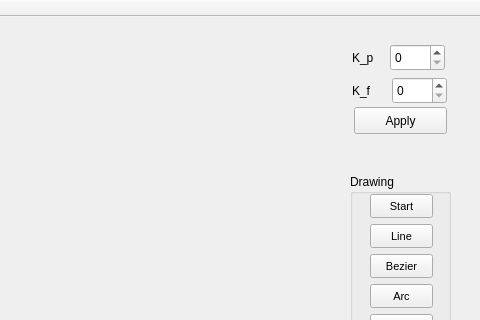
Qt form MotionTest/ui/motion.ui (RoboJackets/robocup-software) before a commit; both pictures show x 526 to 1006 and y 0 to 320 of the 1006 by 722 pixel window.
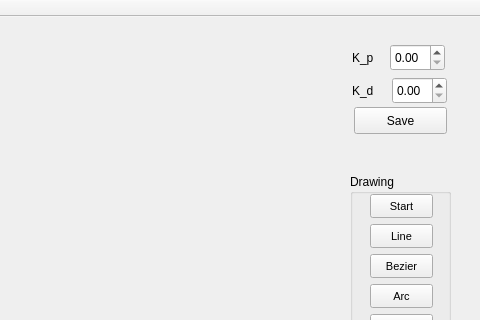
The same form after that commit.

Commit message: Some work on the path planner and some new functionality for the configfile class. See the wiki

The edit to the form file:
```diff
--- a/MotionTest/ui/motion.ui
+++ b/MotionTest/ui/motion.ui
@@ -52,7 +52,7 @@
      <string>K_p</string>
     </property>
    </widget>
-   <widget class="QSpinBox" name="K_p" >
+   <widget class="QDoubleSpinBox" name="kp" >
     <property name="geometry" >
      <rect>
       <x>916</x>
@@ -78,10 +78,10 @@
      </rect>
     </property>
     <property name="text" >
-     <string>K_f</string>
+     <string>K_d</string>
     </property>
    </widget>
-   <widget class="QSpinBox" name="K_f" >
+   <widget class="QDoubleSpinBox" name="kd" >
     <property name="geometry" >
      <rect>
       <x>918</x>
@@ -104,7 +104,7 @@
      </rect>
     </property>
     <property name="text" >
-     <string>Apply</string>
+     <string>Save</string>
     </property>
    </widget>
    <widget class="QPushButton" name="close" >
```
Left out of the diff: 6 changed lines with no effect on the pictures. The commit also changes 15 other files.
